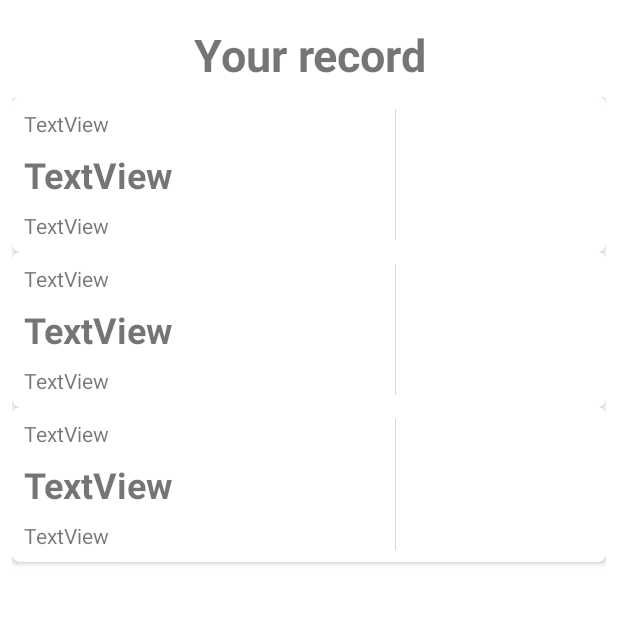
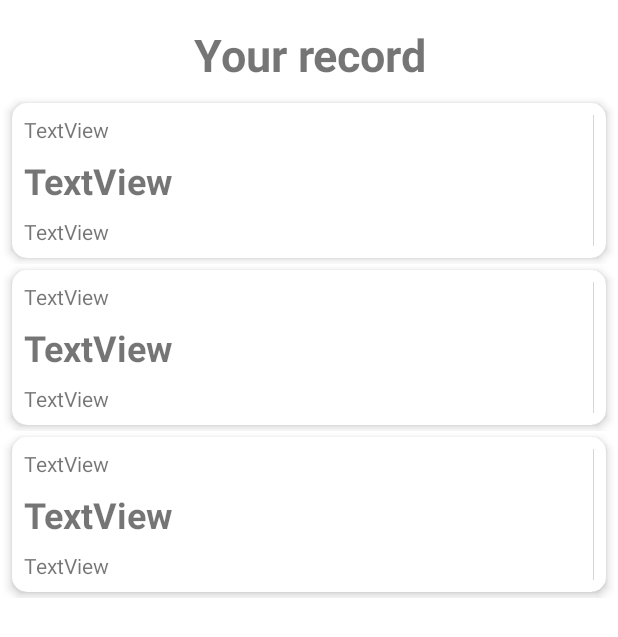
Before and after one commit to gorkymunoz/Mood-app, an Android app: the layout fragment_historial_emociones.xml on its own in the app's theme, with its tools: preview values and no code run, on a phone screen of 412 x 824 dp. Shown: the top 637 px of the screen. Run offline under Robolectric (Android 15) with nearby library versions, the phone set to English and light mode, and no system bars.

Commit message:
arrreglos pequenos en vista card

```diff
--- a/Mood/app/src/main/java/com/example/moodapp/Views/HistorialEmocionesFragment.kt
+++ b/Mood/app/src/main/java/com/example/moodapp/Views/HistorialEmocionesFragment.kt
@@ -67,7 +67,7 @@ class HistorialEmocionesFragment : Fragment() {
                             emocionSeveridad = doc.document.getLong("emocionSeveridad")!!
                         )
                         registrosEmociones.add(registroEmocion)
-                        historialRegistros.adapter!!.notifyItemInserted(registrosEmociones.size - 1)
+                        historialRegistros.adapter!!.notifyDataSetChanged()
                     }
                     else -> return@addSnapshotListener
                 }
--- a/Mood/app/src/main/res/layout/card_emocion.xml
+++ b/Mood/app/src/main/res/layout/card_emocion.xml
@@ -1,13 +1,19 @@
 <?xml version="1.0" encoding="utf-8"?>
-<com.google.android.material.card.MaterialCardView
+<androidx.constraintlayout.widget.ConstraintLayout
         xmlns:android="http://schemas.android.com/apk/res/android"
         xmlns:app="http://schemas.android.com/apk/res-auto"
-        xmlns:tools="http://schemas.android.com/tools"
+        xmlns:tools="http://schemas.android.com/tools" android:layout_height="wrap_content" android:layout_width="match_parent">
+    <com.google.android.material.card.MaterialCardView
+
             android:orientation="vertical"
             android:layout_width="match_parent"
             android:layout_height="wrap_content"
-        app:cardCornerRadius="5dp"
-        app:cardElevation="2dp">
+            app:cardCornerRadius="10dp"
+            app:cardElevation="4dp" app:layout_constraintStart_toStartOf="parent"
+            app:layout_constraintTop_toTopOf="parent" app:layout_constraintEnd_toEndOf="parent"
+            app:layout_constraintBottom_toBottomOf="parent" android:layout_marginTop="4dp"
+            android:layout_marginStart="8dp" android:layout_marginEnd="8dp"
+            android:layout_marginBottom="4dp">
 
         <androidx.constraintlayout.widget.ConstraintLayout
                 android:layout_width="match_parent"
@@ -15,28 +21,28 @@
 
             <TextView
                     android:text="TextView"
-                android:layout_width="0dp"
+                    android:layout_width="wrap_content"
                     android:layout_height="wrap_content" android:id="@+id/hora_historial"
                     app:layout_constraintTop_toTopOf="parent"
                     android:layout_marginTop="8dp" app:layout_constraintStart_toStartOf="@+id/actividad_historial"
-                app:layout_constraintEnd_toEndOf="@+id/actividad_historial"/>
+            />
             <TextView
                     android:text="TextView"
-                android:layout_width="wrap_content"
+                    android:layout_width="0dp"
                     android:layout_height="wrap_content" android:id="@+id/actividad_historial"
                     app:layout_constraintTop_toBottomOf="@+id/hora_historial"
                     android:layout_marginTop="8dp" app:layout_constraintStart_toStartOf="parent"
                     android:layout_marginStart="8dp" android:textSize="24sp" android:textStyle="bold"
                     app:layout_constraintBottom_toTopOf="@+id/fecha_historial"
-        />
+                    app:layout_constraintEnd_toStartOf="@+id/imagen_historial"/>
             <TextView
                     android:text="TextView"
-                android:layout_width="0dp"
+                    android:layout_width="wrap_content"
                     android:layout_height="wrap_content" android:id="@+id/fecha_historial"
                     app:layout_constraintTop_toBottomOf="@+id/actividad_historial" android:layout_marginTop="8dp"
                     app:layout_constraintBottom_toBottomOf="parent" android:layout_marginBottom="8dp"
                     app:layout_constraintStart_toStartOf="@+id/actividad_historial"
-                app:layout_constraintEnd_toEndOf="@+id/actividad_historial"/>
+            />
             <ImageView
                     android:layout_width="wrap_content"
                     android:layout_height="0dp" tools:srcCompat="@tools:sample/avatars"
@@ -44,7 +50,7 @@
                     app:layout_constraintEnd_toEndOf="parent" android:layout_marginEnd="8dp"
                     app:layout_constraintTop_toTopOf="@+id/hora_historial"
                     app:layout_constraintBottom_toBottomOf="@+id/fecha_historial"
-                app:layout_constraintStart_toEndOf="@+id/actividad_historial"
-                android:layout_marginStart="16dp"/>
+            />
         </androidx.constraintlayout.widget.ConstraintLayout>
     </com.google.android.material.card.MaterialCardView>
+</androidx.constraintlayout.widget.ConstraintLayout>
--- a/Mood/app/src/main/res/layout/fragment_historial_emociones.xml
+++ b/Mood/app/src/main/res/layout/fragment_historial_emociones.xml
@@ -20,7 +20,7 @@
             android:layout_height="0dp" app:layout_constraintBottom_toBottomOf="parent" android:layout_marginTop="8dp"
             app:layout_constraintTop_toBottomOf="@+id/textView7" tools:listitem="@layout/card_emocion"
             android:id="@+id/historial_registros" app:layout_constraintEnd_toEndOf="@+id/textView7"
-            app:layout_constraintStart_toStartOf="@+id/textView7" android:layout_marginStart="8dp"
-            android:layout_marginEnd="8dp"/>
+            app:layout_constraintStart_toStartOf="@+id/textView7"
+    />
 
 </androidx.constraintlayout.widget.ConstraintLayout>
```
Lines whose indentation alone changed are shown as unchanged.
